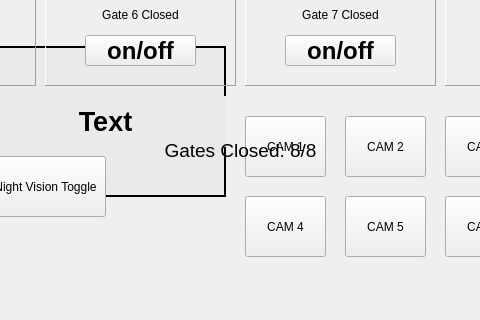
This is Jurassic SCADA/JurassicSCADA.ui in OCovachConestoga/CSCN72030-Sec1-Group7 as Qt 5 draws it before an edit; both pictures show x 185 to 665 and y 314 to 634 of the 852 by 634 pixel window. The edited form follows.
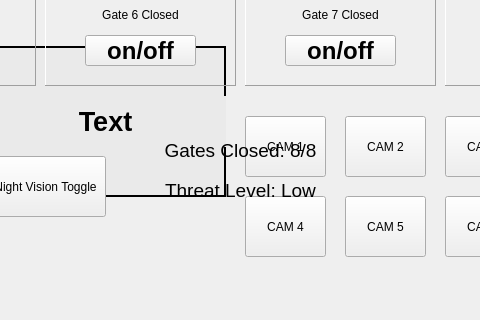
This is the edited form. Icons and pictures are not drawn.

Commit message: All text displays working in gate module. All that's left is file management.

Diff of the .ui file:
```diff
--- a/Jurassic SCADA/JurassicSCADA.ui
+++ b/Jurassic SCADA/JurassicSCADA.ui
@@ -1044,6 +1044,27 @@
       <set>Qt::AlignCenter</set>
      </property>
     </widget>
+    <widget class="QLabel" name="GateMenuData2">
+     <property name="geometry">
+      <rect>
+       <x>330</x>
+       <y>490</y>
+       <width>191</width>
+       <height>31</height>
+      </rect>
+     </property>
+     <property name="font">
+      <font>
+       <pointsize>14</pointsize>
+      </font>
+     </property>
+     <property name="text">
+      <string>Threat Level: Low</string>
+     </property>
+     <property name="alignment">
+      <set>Qt::AlignCenter</set>
+     </property>
+    </widget>
    </widget>
   </widget>
  </widget>
```
Left out of the diff: 2 changed lines with no effect on the pictures. The commit also changes 1 other file.
